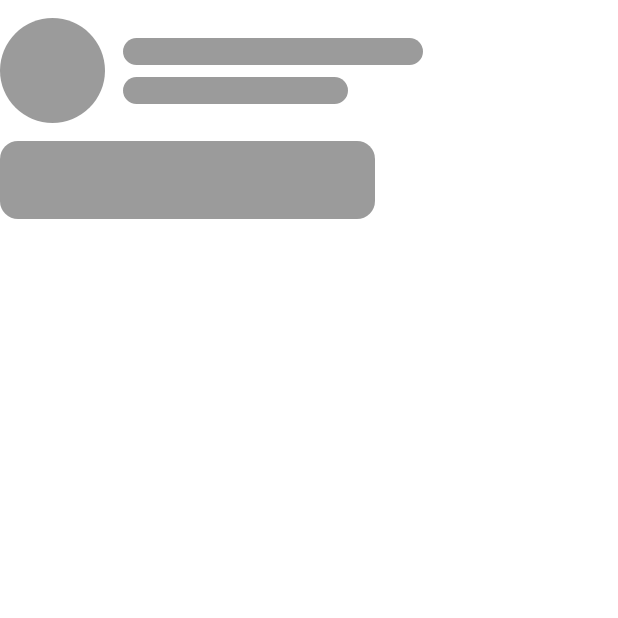
After one commit to NitjaB/GithubappShowcase, an Android app built with Jetpack Compose: the composable ProfileHeadlineLoading shown on its own in the app's theme, on a phone screen of 412 x 824 dp, the top half of it. The commit adds this screen. Run offline under Robolectric (Android 15) with nearby library versions, the phone set to English and light mode, and no system bars.

Commit message:
Add error and loading state to profile screen

```diff
--- /dev/null
+++ b/app/src/main/java/com/example/githubapp/feature/profile/components/ProfileHeadlineLoading.kt
@@ -0,0 +1,81 @@
+package com.example.githubapp.feature.profile.components
+
+import androidx.compose.foundation.layout.Arrangement
+import androidx.compose.foundation.layout.Column
+import androidx.compose.foundation.layout.Row
+import androidx.compose.foundation.layout.fillMaxWidth
+import androidx.compose.foundation.layout.padding
+import androidx.compose.foundation.layout.size
+import androidx.compose.foundation.shape.CircleShape
+import androidx.compose.foundation.shape.RoundedCornerShape
+import androidx.compose.runtime.Composable
+import androidx.compose.ui.Alignment
+import androidx.compose.ui.Modifier
+import androidx.compose.ui.draw.clip
+import androidx.compose.ui.tooling.preview.Preview
+import androidx.compose.ui.unit.dp
+import com.example.githubapp.R
+import com.example.githubapp.core.components.Shimmer
+import com.example.githubapp.domain.models.Image
+import com.example.githubapp.domain.models.Profile
+
+@Composable
+fun ProfileHeadlineLoading(
+    modifier: Modifier = Modifier,
+) {
+    Column(
+        modifier
+            .fillMaxWidth()
+            .padding(
+                top = 12.dp,
+                bottom = 2.dp
+            )
+    )
+    {
+        Row(
+            verticalAlignment = Alignment.CenterVertically,
+        ) {
+            Shimmer(
+                modifier = Modifier
+                    .size(70.dp)
+                    .clip(CircleShape)
+            )
+            Column(
+                modifier = Modifier.padding(start = 12.dp),
+                verticalArrangement = Arrangement.Center
+            ) {
+                Shimmer(
+                    Modifier
+                        .padding(bottom = 8.dp)
+                        .clip(RoundedCornerShape(12.dp))
+                        .size(width = 200.dp, height = 18.dp)
+                )
+                Shimmer(
+                    Modifier
+                        .clip(RoundedCornerShape(12.dp))
+                        .size(width = 150.dp, height = 18.dp)
+                )
+            }
+        }
+        Shimmer(
+            Modifier
+                .padding(top = 12.dp)
+                .clip(RoundedCornerShape(12.dp))
+                .size(width = 250.dp, height = 52.dp)
+        )
+    }
+}
+
+@Preview
+@Composable
+fun ProfileHeadlineLoadingPreview() {
+    ProfileHeadline(
+        Profile(
+            avatarUrl = Image.LocalImage(R.drawable.ic_launcher_foreground),
+            login = "name",
+            name = "KarloMaricevic",
+            bio = "This is users bio is a long text",
+            url = ""
+        )
+    )
+}
```
Also changed, not shown: app/src/main/java/com/example/githubapp/feature/profile/ProfileScreen.kt (+17 -12 lines).
